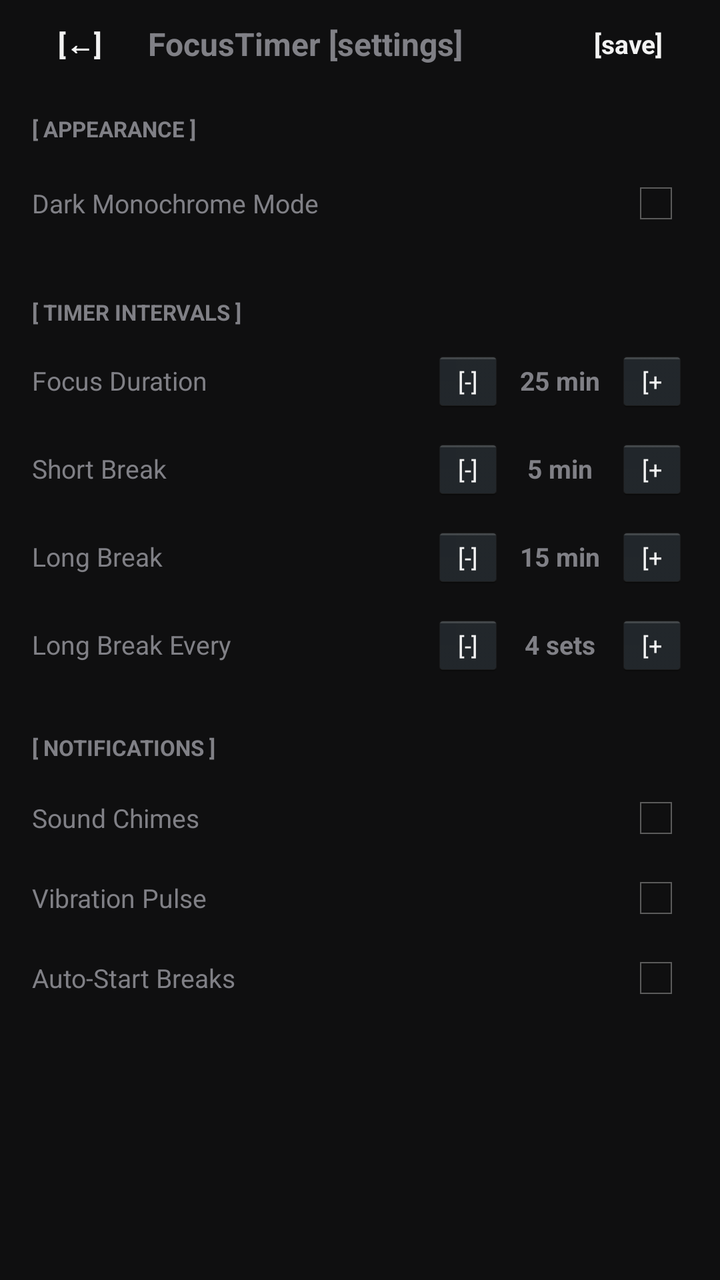
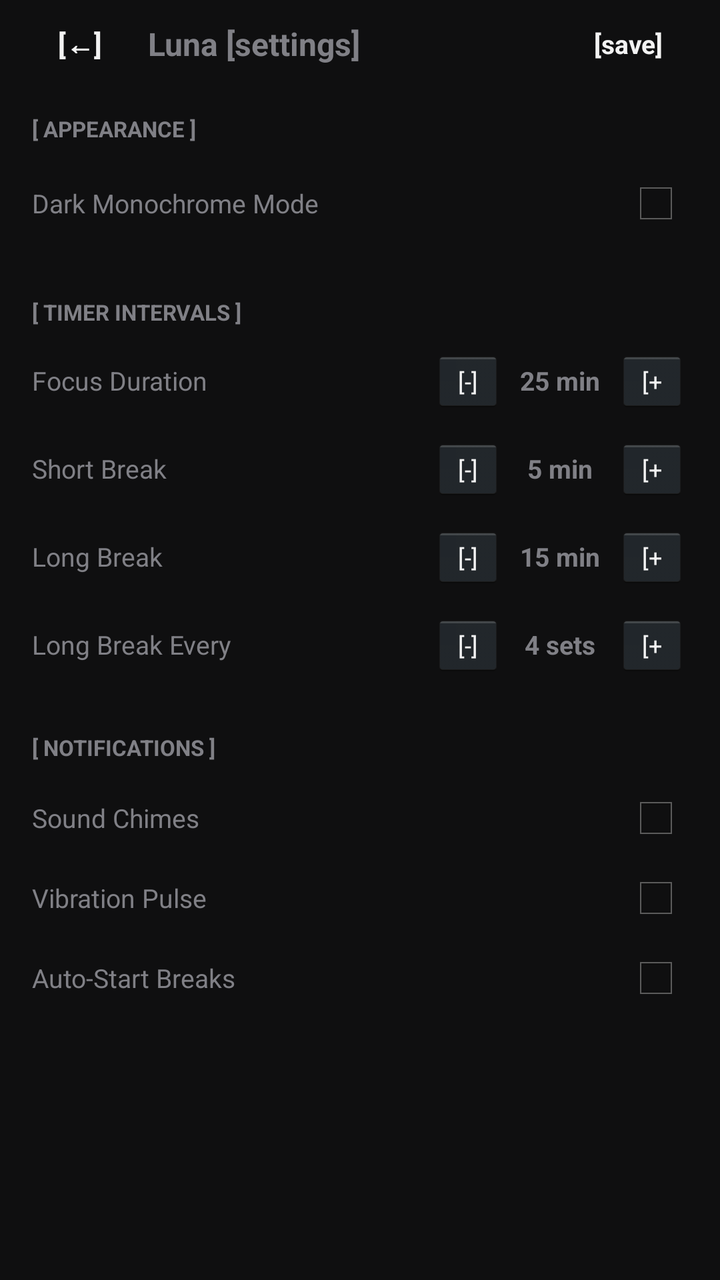

Screens rendered from an Android XML layout before and after an edit, with the pre-edit source and the edit as a unified diff.
<!-- AndroidManifest.xml: application theme AppTheme -->
<!-- res/layout/activity_settings.xml -->
<?xml version="1.0" encoding="utf-8"?>
<LinearLayout xmlns:android="http://schemas.android.com/apk/res/android"
    android:id="@+id/rootView"
    android:layout_width="match_parent"
    android:layout_height="match_parent"
    android:orientation="vertical">

    
    <LinearLayout
        android:id="@+id/headerBar"
        android:layout_width="match_parent"
        android:layout_height="44dp"
        android:orientation="horizontal"
        android:gravity="center_vertical"
        android:paddingLeft="10dp"
        android:paddingRight="14dp">

        <Button
            android:id="@+id/btnBack"
            android:layout_width="wrap_content"
            android:layout_height="32dp"
            android:text="[←]"
            android:background="@null"
            android:textSize="14sp"
            android:textStyle="bold"
            android:paddingLeft="4dp"
            android:paddingRight="8dp" />

        <TextView
            android:id="@+id/tvHeaderTitle"
            android:layout_width="0dp"
            android:layout_height="wrap_content"
            android:layout_weight="1"
            android:text="FocusTimer [settings]"
            android:textSize="16sp"
            android:textStyle="bold" />

        <Button
            android:id="@+id/btnSave"
            android:layout_width="wrap_content"
            android:layout_height="32dp"
            android:text="[save]"
            android:background="@null"
            android:textSize="13sp"
            android:textStyle="bold"
            android:paddingLeft="6dp"
            android:paddingRight="6dp" />
    </LinearLayout>

    <View
        android:id="@+id/headerDivider"
        android:layout_width="match_parent"
        android:layout_height="1dp" />

    <ScrollView
        android:id="@+id/rootScrollView"
        android:layout_width="match_parent"
        android:layout_height="0dp"
        android:layout_weight="1"
        android:paddingLeft="16dp"
        android:paddingRight="16dp"
        android:paddingTop="12dp"
        android:paddingBottom="16dp">

        <LinearLayout
            android:layout_width="match_parent"
            android:layout_height="wrap_content"
            android:orientation="vertical">

            
            <TextView
                android:id="@+id/tvThemeHeader"
                android:layout_width="wrap_content"
                android:layout_height="wrap_content"
                android:text="[ APPEARANCE ]"
                android:textSize="11sp"
                android:textStyle="bold"
                android:layout_marginBottom="8dp" />

            <LinearLayout
                android:id="@+id/rowDarkTheme"
                android:layout_width="match_parent"
                android:layout_height="wrap_content"
                android:orientation="horizontal"
                android:gravity="center_vertical"
                android:paddingTop="6dp"
                android:paddingBottom="6dp">

                <TextView
                    android:id="@+id/tvThemeLabel"
                    android:layout_width="0dp"
                    android:layout_height="wrap_content"
                    android:layout_weight="1"
                    android:text="Dark Monochrome Mode"
                    android:textSize="13sp" />

                <CheckBox
                    android:id="@+id/cbDarkMode"
                    android:layout_width="wrap_content"
                    android:layout_height="wrap_content" />
            </LinearLayout>

            <View
                android:id="@+id/div1"
                android:layout_width="match_parent"
                android:layout_height="1dp"
                android:layout_marginTop="10dp"
                android:layout_marginBottom="14dp" />

            
            <TextView
                android:id="@+id/tvDurationsHeader"
                android:layout_width="wrap_content"
                android:layout_height="wrap_content"
                android:text="[ TIMER INTERVALS ]"
                android:textSize="11sp"
                android:textStyle="bold"
                android:layout_marginBottom="8dp" />

            
            <LinearLayout
                android:layout_width="match_parent"
                android:layout_height="38dp"
                android:orientation="horizontal"
                android:gravity="center_vertical">

                <TextView
                    android:id="@+id/tvFocusLabel"
                    android:layout_width="0dp"
                    android:layout_height="wrap_content"
                    android:layout_weight="1"
                    android:text="Focus Duration"
                    android:textSize="13sp" />

                <Button
                    android:id="@+id/btnFocusMinus"
                    android:layout_width="36dp"
                    android:layout_height="32dp"
                    android:text="[-]"
                    android:textSize="12sp" />

                <TextView
                    android:id="@+id/tvFocusValue"
                    android:layout_width="56dp"
                    android:layout_height="wrap_content"
                    android:text="25 min"
                    android:textSize="13sp"
                    android:textStyle="bold"
                    android:gravity="center" />

                <Button
                    android:id="@+id/btnFocusPlus"
                    android:layout_width="36dp"
                    android:layout_height="32dp"
                    android:text="[+]"
                    android:textSize="12sp" />
            </LinearLayout>

            
            <LinearLayout
                android:layout_width="match_parent"
                android:layout_height="38dp"
                android:orientation="horizontal"
                android:gravity="center_vertical"
                android:layout_marginTop="6dp">

                <TextView
                    android:id="@+id/tvShortBreakLabel"
                    android:layout_width="0dp"
                    android:layout_height="wrap_content"
                    android:layout_weight="1"
                    android:text="Short Break"
                    android:textSize="13sp" />

                <Button
                    android:id="@+id/btnShortMinus"
                    android:layout_width="36dp"
                    android:layout_height="32dp"
                    android:text="[-]"
                    android:textSize="12sp" />

                <TextView
                    android:id="@+id/tvShortValue"
                    android:layout_width="56dp"
                    android:layout_height="wrap_content"
                    android:text="5 min"
                    android:textSize="13sp"
                    android:textStyle="bold"
                    android:gravity="center" />

                <Button
                    android:id="@+id/btnShortPlus"
                    android:layout_width="36dp"
                    android:layout_height="32dp"
                    android:text="[+]"
                    android:textSize="12sp" />
            </LinearLayout>

            
            <LinearLayout
                android:layout_width="match_parent"
                android:layout_height="38dp"
                android:orientation="horizontal"
                android:gravity="center_vertical"
                android:layout_marginTop="6dp">

                <TextView
                    android:id="@+id/tvLongBreakLabel"
                    android:layout_width="0dp"
                    android:layout_height="wrap_content"
                    android:layout_weight="1"
                    android:text="Long Break"
                    android:textSize="13sp" />

                <Button
                    android:id="@+id/btnLongMinus"
                    android:layout_width="36dp"
                    android:layout_height="32dp"
                    android:text="[-]"
                    android:textSize="12sp" />

                <TextView
                    android:id="@+id/tvLongValue"
                    android:layout_width="56dp"
                    android:layout_height="wrap_content"
                    android:text="15 min"
                    android:textSize="13sp"
                    android:textStyle="bold"
                    android:gravity="center" />

                <Button
                    android:id="@+id/btnLongPlus"
                    android:layout_width="36dp"
                    android:layout_height="32dp"
                    android:text="[+]"
                    android:textSize="12sp" />
            </LinearLayout>

            
            <LinearLayout
                android:layout_width="match_parent"
                android:layout_height="38dp"
                android:orientation="horizontal"
                android:gravity="center_vertical"
                android:layout_marginTop="6dp">

                <TextView
                    android:id="@+id/tvIntervalLabel"
                    android:layout_width="0dp"
                    android:layout_height="wrap_content"
                    android:layout_weight="1"
                    android:text="Long Break Every"
                    android:textSize="13sp" />

                <Button
                    android:id="@+id/btnIntervalMinus"
                    android:layout_width="36dp"
                    android:layout_height="32dp"
                    android:text="[-]"
                    android:textSize="12sp" />

                <TextView
                    android:id="@+id/tvIntervalValue"
                    android:layout_width="56dp"
                    android:layout_height="wrap_content"
                    android:text="4 sets"
                    android:textSize="13sp"
                    android:textStyle="bold"
                    android:gravity="center" />

                <Button
                    android:id="@+id/btnIntervalPlus"
                    android:layout_width="36dp"
                    android:layout_height="32dp"
                    android:text="[+]"
                    android:textSize="12sp" />
            </LinearLayout>

            <View
                android:id="@+id/div2"
                android:layout_width="match_parent"
                android:layout_height="1dp"
                android:layout_marginTop="10dp"
                android:layout_marginBottom="14dp" />

            
            <TextView
                android:id="@+id/tvAlertsHeader"
                android:layout_width="wrap_content"
                android:layout_height="wrap_content"
                android:text="[ NOTIFICATIONS ]"
                android:textSize="11sp"
                android:textStyle="bold"
                android:layout_marginBottom="8dp" />

            <LinearLayout
                android:layout_width="match_parent"
                android:layout_height="wrap_content"
                android:orientation="horizontal"
                android:gravity="center_vertical"
                android:paddingTop="4dp"
                android:paddingBottom="4dp">

                <TextView
                    android:id="@+id/tvSoundLabel"
                    android:layout_width="0dp"
                    android:layout_height="wrap_content"
                    android:layout_weight="1"
                    android:text="Sound Chimes"
                    android:textSize="13sp" />

                <CheckBox
                    android:id="@+id/cbSound"
                    android:layout_width="wrap_content"
                    android:layout_height="wrap_content" />
            </LinearLayout>

            <LinearLayout
                android:layout_width="match_parent"
                android:layout_height="wrap_content"
                android:orientation="horizontal"
                android:gravity="center_vertical"
                android:paddingTop="4dp"
                android:paddingBottom="4dp">

                <TextView
                    android:id="@+id/tvVibrateLabel"
                    android:layout_width="0dp"
                    android:layout_height="wrap_content"
                    android:layout_weight="1"
                    android:text="Vibration Pulse"
                    android:textSize="13sp" />

                <CheckBox
                    android:id="@+id/cbVibrate"
                    android:layout_width="wrap_content"
                    android:layout_height="wrap_content" />
            </LinearLayout>

            <LinearLayout
                android:layout_width="match_parent"
                android:layout_height="wrap_content"
                android:orientation="horizontal"
                android:gravity="center_vertical"
                android:paddingTop="4dp"
                android:paddingBottom="4dp">

                <TextView
                    android:id="@+id/tvAutoBreakLabel"
                    android:layout_width="0dp"
                    android:layout_height="wrap_content"
                    android:layout_weight="1"
                    android:text="Auto-Start Breaks"
                    android:textSize="13sp" />

                <CheckBox
                    android:id="@+id/cbAutoBreak"
                    android:layout_width="wrap_content"
                    android:layout_height="wrap_content" />
            </LinearLayout>

        </LinearLayout>
    </ScrollView>

</LinearLayout>
<!-- resources referenced by this layout -->
<resources>
  <style name="AppTheme" parent="android:Theme.Holo.NoActionBar">
          <item name="android:windowNoTitle">true</item>
          <item name="android:windowBackground">@color/bg_dark</item>
          <item name="android:textColorPrimary">@color/text_white</item>
          <item name="android:textColorSecondary">@color/text_dim</item>
      </style>
  <color name="bg_dark">#0F0F10</color>
  <color name="text_white">#F2F2F2</color>
  <color name="text_dim">#808086</color>
</resources>

<!-- the commit's change to res/layout/activity_settings.xml (unified diff, before → after) -->
@@ -31,7 +31,7 @@
             android:layout_width="0dp"
             android:layout_height="wrap_content"
             android:layout_weight="1"
-            android:text="FocusTimer [settings]"
+            android:text="Luna [settings]"
             android:textSize="16sp"
             android:textStyle="bold" />
 
